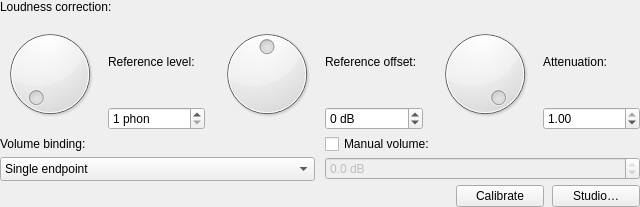
First picture: the form in Editor/guis/LoudnessCorrectionFilterGUI.ui, repository xup61069/EqAPO64_with_VST3_support, before the edit.
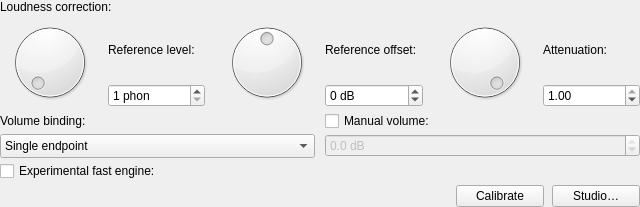
Second picture: the form after the edit. Custom widgets are drawn as their Qt base class.

Commit message:
perf: optimize loudness correction CPU usage
Optimize the exact Full loudness path without changing its sample output, add native performance/correctness coverage, and keep the reduced-accuracy Fast engine explicit and experimental. Full validation passed in PR #3.

Diff of the .ui file:
```diff
--- a/Editor/guis/LoudnessCorrectionFilterGUI.ui
+++ b/Editor/guis/LoudnessCorrectionFilterGUI.ui
@@ -355,6 +355,16 @@
        </property>
       </widget>
      </item>
+     <item row="2" column="0" colspan="2">
+      <widget class="QCheckBox" name="fastEngineCheckBox">
+       <property name="toolTip">
+        <string>Experimental two-filter approximation. Uses less CPU but may differ noticeably from Full, especially at very low listening levels.</string>
+       </property>
+       <property name="text">
+        <string>Experimental fast engine:</string>
+       </property>
+      </widget>
+     </item>
     </layout>
    </item>
    <item row="3" column="0">
```
The commit also changes 12 other files.
